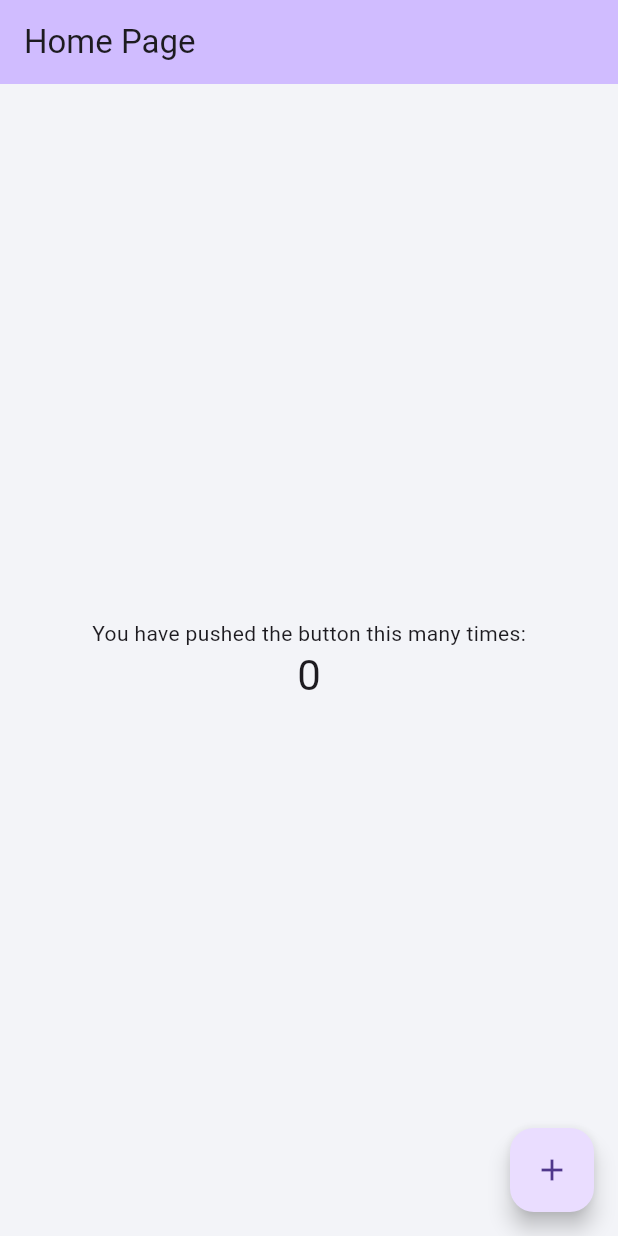
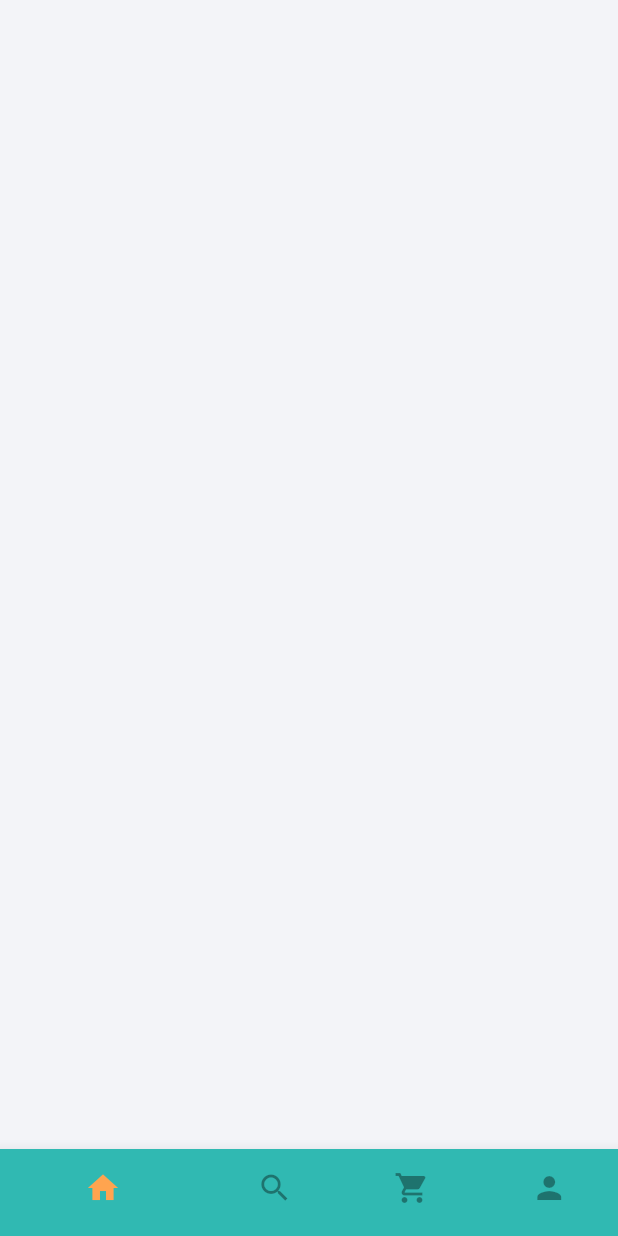
Before and after one commit to HumaCode/foodly---flutter, a Flutter app: the screen it shows after launch, on a phone screen of 412 x 824 dp. Run offline on Flutter 3.47's test engine with Material 3 defaults, Android fonts, the phone set to English and light mode, and no system bars; our stand-ins replace flutter_screenutil, get.

Commit message:
creating bottom navigation bar

```diff
--- a/lib/main.dart
+++ b/lib/main.dart
@@ -1,9 +1,10 @@
 import 'package:flutter/material.dart';
 import 'package:flutter_screenutil/flutter_screenutil.dart';
 import 'package:foody/constants/constants.dart';
+import 'package:foody/views/entrypoint.dart';
 import 'package:get/get.dart';
 
-Widget defaultHome = const MyHomePage(title: "Home Page");
+Widget defaultHome = const MainScreen();
 
 void main() {
   runApp(const MyApp());
@@ -36,91 +37,3 @@ class MyApp extends StatelessWidget {
     );
   }
 }
-
-class MyHomePage extends StatefulWidget {
-  const MyHomePage({super.key, required this.title});
-
-  // This widget is the home page of your application. It is stateful, meaning
-  // that it has a State object (defined below) that contains fields that affect
-  // how it looks.
-
-  // This class is the configuration for the state. It holds the values (in this
-  // case the title) provided by the parent (in this case the App widget) and
-  // used by the build method of the State. Fields in a Widget subclass are
-  // always marked "final".
-
-  final String title;
-
-  @override
-  State<MyHomePage> createState() => _MyHomePageState();
-}
-
-class _MyHomePageState extends State<MyHomePage> {
-  int _counter = 0;
-
-  void _incrementCounter() {
-    setState(() {
-      // This call to setState tells the Flutter framework that something has
-      // changed in this State, which causes it to rerun the build method below
-      // so that the display can reflect the updated values. If we changed
-      // _counter without calling setState(), then the build method would not be
-      // called again, and so nothing would appear to happen.
-      _counter++;
-    });
-  }
-
-  @override
-  Widget build(BuildContext context) {
-    // This method is rerun every time setState is called, for instance as done
-    // by the _incrementCounter method above.
-    //
-    // The Flutter framework has been optimized to make rerunning build methods
-    // fast, so that you can just rebuild anything that needs updating rather
-    // than having to individually change instances of widgets.
-    return Scaffold(
-      appBar: AppBar(
-        // TRY THIS: Try changing the color here to a specific color (to
-        // Colors.amber, perhaps?) and trigger a hot reload to see the AppBar
-        // change color while the other colors stay the same.
-        backgroundColor: Theme.of(context).colorScheme.inversePrimary,
-        // Here we take the value from the MyHomePage object that was created by
-        // the App.build method, and use it to set our appbar title.
-        title: Text(widget.title),
-      ),
-      body: Center(
-        // Center is a layout widget. It takes a single child and positions it
-        // in the middle of the parent.
-        child: Column(
-          // Column is also a layout widget. It takes a list of children and
-          // arranges them vertically. By default, it sizes itself to fit its
-          // children horizontally, and tries to be as tall as its parent.
-          //
-          // Column has various properties to control how it sizes itself and
-          // how it positions its children. Here we use mainAxisAlignment to
-          // center the children vertically; the main axis here is the vertical
-          // axis because Columns are vertical (the cross axis would be
-          // horizontal).
-          //
-          // TRY THIS: Invoke "debug painting" (choose the "Toggle Debug Paint"
-          // action in the IDE, or press "p" in the console), to see the
-          // wireframe for each widget.
-          mainAxisAlignment: MainAxisAlignment.center,
-          children: <Widget>[
-            const Text(
-              'You have pushed the button this many times:',
-            ),
-            Text(
-              '$_counter',
-              style: Theme.of(context).textTheme.headlineMedium,
-            ),
-          ],
-        ),
-      ),
-      floatingActionButton: FloatingActionButton(
-        onPressed: _incrementCounter,
-        tooltip: 'Increment',
-        child: const Icon(Icons.add),
-      ), // This trailing comma makes auto-formatting nicer for build methods.
-    );
-  }
-}
--- /dev/null
+++ b/lib/views/entrypoint.dart
@@ -0,0 +1,54 @@
+import 'package:flutter/material.dart';
+import 'package:foody/constants/constants.dart';
+
+class MainScreen extends StatelessWidget {
+  const MainScreen({super.key});
+
+  @override
+  Widget build(BuildContext context) {
+    return Scaffold(
+      body: Stack(
+        children: [
+          Container(
+            height: hieght,
+            width: width,
+            color: kOffWhite,
+          ),
+          Align(
+            alignment: Alignment.bottomCenter,
+            child: Theme(
+              data: Theme.of(context).copyWith(canvasColor: kPrimary),
+              child: BottomNavigationBar(
+                showSelectedLabels: false,
+                showUnselectedLabels: false,
+                unselectedIconTheme: const IconThemeData(color: Colors.black38),
+                selectedIconTheme: const IconThemeData(color: kSecondary),
+                onTap: (value) {
+                  print(value);
+                },
+                items: const [
+                  BottomNavigationBarItem(
+                    icon: Icon(Icons.home),
+                    label: 'Home',
+                  ),
+                  BottomNavigationBarItem(
+                    icon: Icon(Icons.search),
+                    label: 'Search',
+                  ),
+                  BottomNavigationBarItem(
+                    icon: Icon(Icons.shopping_cart),
+                    label: 'Cart',
+                  ),
+                  BottomNavigationBarItem(
+                    icon: Icon(Icons.person),
+                    label: 'Profile',
+                  ),
+                ],
+              ),
+            ),
+          )
+        ],
+      ),
+    );
+  }
+}
```
